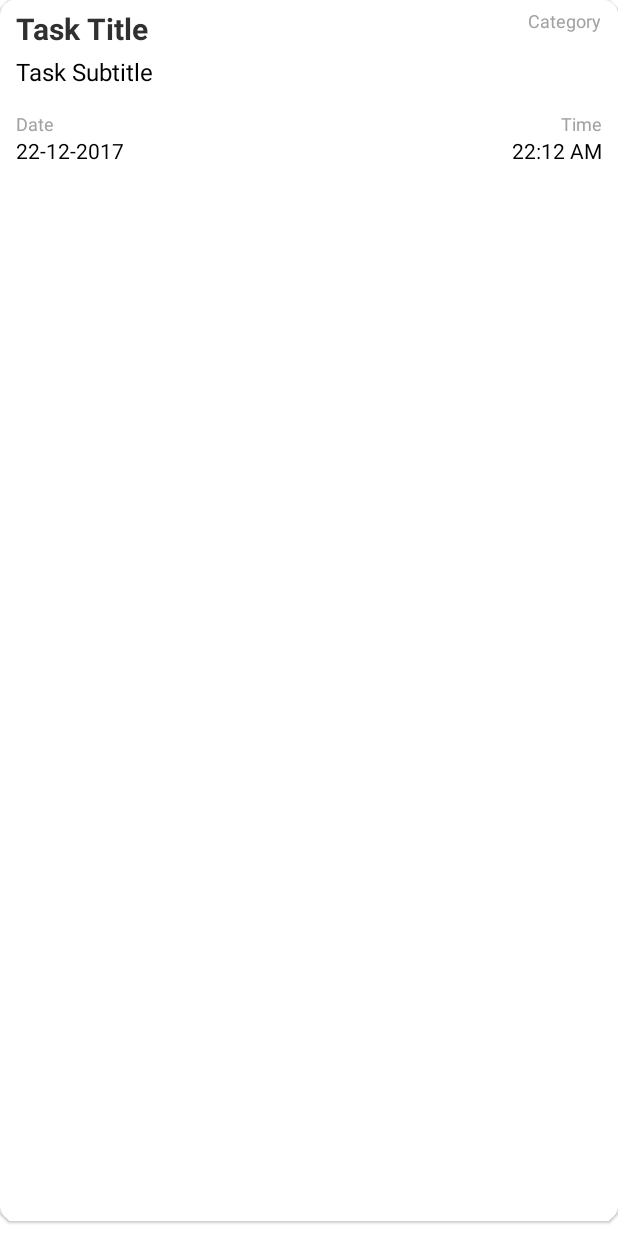
After one commit to Ashutosh-Choudhary2920/PrepShala, an Android app: the layout item_todo.xml on its own in the app's theme, with its tools: preview values and no code run, on a phone screen of 412 x 824 dp. The commit adds this screen. Run offline under Robolectric (Android 15) with nearby library versions, the phone set to English and light mode, and no system bars; Roboto replaces fonts that are not available here.

Commit message:
time picker addded. item_todo added, Todoadapter updated

```diff
--- /dev/null
+++ b/app/src/main/res/layout/item_todo.xml
@@ -0,0 +1,123 @@
+<?xml version="1.0" encoding="utf-8"?>
+<com.google.android.material.card.MaterialCardView xmlns:android="http://schemas.android.com/apk/res/android"
+    xmlns:app="http://schemas.android.com/apk/res-auto"
+    android:layout_width="match_parent"
+    android:layout_height="wrap_content"
+    android:padding="10dp"
+    xmlns:tools="http://schemas.android.com/tools"
+    android:layout_marginBottom="10dp"
+    android:elevation="10dp"
+    app:cardCornerRadius="10dp">
+
+    <View
+        android:id="@+id/viewColorTag"
+        android:layout_width="match_parent"
+        android:layout_height="match_parent" />
+
+    <RelativeLayout
+        android:layout_width="match_parent"
+        android:layout_height="wrap_content"
+        android:layout_marginBottom="5dp"
+        android:layout_marginStart="5dp"
+        android:background="@android:color/white"
+        android:paddingBottom="5dp">
+
+        <RelativeLayout
+            android:layout_width="match_parent"
+            android:layout_height="wrap_content"
+            android:layout_marginEnd="5dp"
+            android:background="?android:attr/selectableItemBackground"
+            android:clickable="true"
+            android:padding="5dp">
+
+
+
+            <TextView
+                android:id="@+id/txtShowTitle"
+                android:layout_width="wrap_content"
+                android:layout_height="wrap_content"
+                android:layout_alignParentStart="true"
+                android:layout_marginEnd="5dp"
+                android:layout_toStartOf="@+id/txtShowCategory"
+                android:ellipsize="end"
+                android:maxLines="1"
+                tools:text="Task Title"
+                android:textColor="#303030"
+                android:textSize="20sp"
+                android:textStyle="bold" />
+
+
+            <TextView
+                android:id="@+id/txtShowTask"
+                android:layout_width="wrap_content"
+                android:layout_height="wrap_content"
+                android:layout_alignParentStart="true"
+                android:layout_below="@+id/txtShowTitle"
+                android:layout_marginTop="4dp"
+                android:ellipsize="end"
+                android:maxLines="1"
+                tools:text="Task Subtitle"
+                android:textColor="@android:color/black"
+                android:textSize="16sp" />
+
+            <TextView
+                android:id="@+id/txtShowCategory"
+                android:layout_width="wrap_content"
+                android:layout_height="wrap_content"
+                android:layout_alignParentEnd="true"
+                android:ellipsize="end"
+                android:maxLines="1"
+                android:maxWidth="80dp"
+                tools:text="Category"
+                android:textColor="@color/litherGray"
+                android:textSize="12sp" />
+
+            <TextView
+                android:id="@+id/textDate"
+                android:layout_width="wrap_content"
+                android:layout_height="wrap_content"
+                android:layout_alignParentStart="true"
+                android:layout_below="@+id/txtShowTask"
+                android:layout_marginTop="15dp"
+                android:text="Date"
+                android:textColor="@color/litherGray"
+                android:textSize="12sp"
+                android:visibility="visible" />
+
+            <TextView
+                android:id="@+id/txtShowDate"
+                android:layout_width="wrap_content"
+                android:layout_height="wrap_content"
+                android:layout_alignParentStart="true"
+                android:layout_below="@+id/textDate"
+                tools:text="22-12-2017"
+                android:textColor="@android:color/black"
+                android:visibility="visible" />
+
+            <TextView
+                android:id="@+id/textTime"
+                android:layout_width="wrap_content"
+                android:layout_height="wrap_content"
+                android:layout_alignParentEnd="true"
+                android:layout_below="@+id/txtShowTask"
+                android:layout_marginTop="15dp"
+                android:text="Time"
+                android:textColor="@color/litherGray"
+                android:textSize="12sp"
+                android:visibility="visible" />
+
+            <TextView
+                android:id="@+id/txtShowTime"
+                android:layout_width="wrap_content"
+                android:layout_height="wrap_content"
+                android:layout_alignParentEnd="true"
+                android:layout_below="@+id/textTime"
+                tools:text="22:12 AM"
+                android:textColor="@android:color/black"
+                android:visibility="visible" />
+
+        </RelativeLayout>
+
+    </RelativeLayout>
+
+</com.google.android.material.card.MaterialCardView>
```
Also changed, not shown: app/src/main/java/com/study/prepshala/toDo/TaskActivity.kt (+46 -0 lines), app/src/main/java/com/study/prepshala/toDo/TodoAdapter.kt (added, +63 -0 lines).
